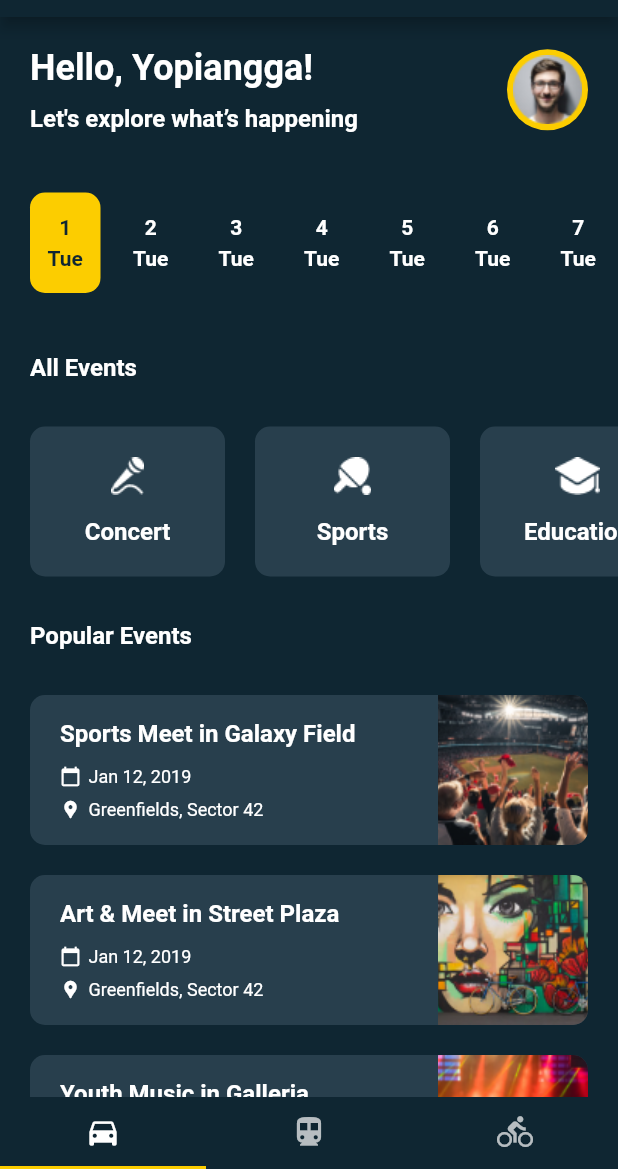
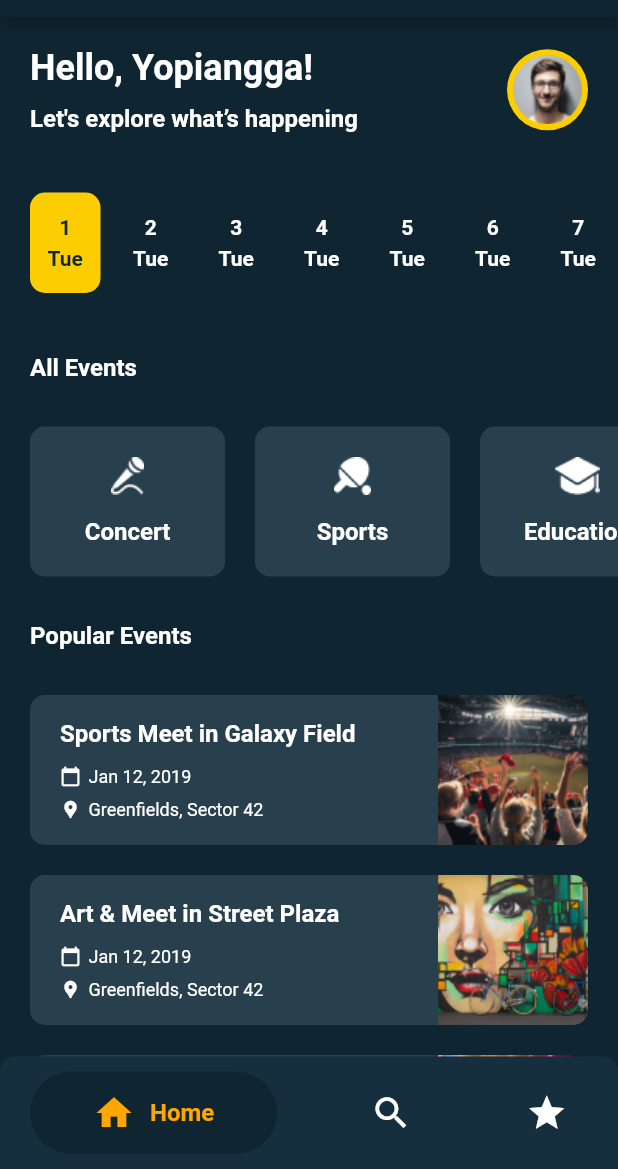
Before and after one commit to yopiangga/uvento-app, a Flutter app: the HomePage screen opened directly, on a phone screen of 412 x 824 dp, the part 67-1236 px from its top. Run offline on Flutter 3.47's test engine with Material 2 defaults, Android fonts, the phone set to English and light mode, and no system bars.

Commit message:
bottom tab bar

```diff
--- a/lib/HomePage.dart
+++ b/lib/HomePage.dart
@@ -7,8 +7,25 @@ class HomePage extends StatefulWidget {
   _HomePageState createState() => _HomePageState();
 }
 
-class _HomePageState extends State<HomePage> {
+class _HomePageState extends State<HomePage>
+    with SingleTickerProviderStateMixin {
   int DateActive = 0;
+  int menuActive = 0;
+
+  late TabController _tabController;
+
+  @override
+  void initState() {
+    // TODO: implement initState
+    super.initState();
+    _tabController = new TabController(length: 3, vsync: this);
+  }
+
+  @override
+  void dispose() {
+    // TODO: implement dispose
+    super.dispose();
+  }
 
   @override
   Widget build(BuildContext context) {
@@ -24,15 +41,32 @@ class _HomePageState extends State<HomePage> {
               Image.asset("assets/images/menu.png"),
             ],
           ),
-          bottomNavigationBar: TabBar(
-            indicatorColor: Color(0xffFCCD00),
-            tabs: [
-              Tab(icon: Icon(Icons.directions_car)),
-              Tab(icon: Icon(Icons.directions_transit)),
-              Tab(icon: Icon(Icons.directions_bike)),
-            ],
+          bottomNavigationBar: Container(
+            padding: EdgeInsets.fromLTRB(20, 10, 20, 10),
+            decoration: BoxDecoration(
+                borderRadius: BorderRadius.only(
+                    topLeft: Radius.circular(10),
+                    topRight: Radius.circular(10)),
+                color: Color(0xff152F3E),
+                boxShadow: [
+                  BoxShadow(
+                    color: Color(0xff1A2E35).withOpacity(0.05),
+                    spreadRadius: 3,
+                    blurRadius: 12,
+                    offset: Offset(3, 0), // changes position of shadow
+                  ),
+                ]),
+            child: Row(
+              mainAxisAlignment: MainAxisAlignment.spaceBetween,
+              children: [
+                BottomNavBar(Icons.home, "Home", 0),
+                BottomNavBar(Icons.search, "Search", 1),
+                BottomNavBar(Icons.star, "Star", 2),
+              ],
+            ),
           ),
           body: TabBarView(
+            controller: _tabController,
             children: [
               ListView(
                 children: [
@@ -181,11 +215,73 @@ class _HomePageState extends State<HomePage> {
                   )
                 ],
               ),
-              Text("Page 2"),
-              Text("Page 3"),
+              Center(
+                  child: Text(
+                "Page Search",
+                style: TextStyle(
+                    color: Colors.white,
+                    fontSize: 18,
+                    fontWeight: FontWeight.bold),
+              )),
+              Center(
+                  child: Text(
+                "Page Star",
+                style: TextStyle(
+                    color: Colors.white,
+                    fontSize: 18,
+                    fontWeight: FontWeight.bold),
+              )),
             ],
           ),
         ));
+  }
+
+  GestureDetector BottomNavBar(icon, title, index) {
+    return GestureDetector(
+      onTap: () {
+        setState(() {
+          menuActive = index;
+          _tabController.animateTo(index);
+        });
+      },
+      child: Container(
+          height: 55,
+          width: index == menuActive
+              ? MediaQuery.of(context).size.width * 4 / 10
+              : 55,
+          child: Container(
+            decoration: BoxDecoration(
+                color:
+                    Color(0xff0F2632).withOpacity(index == menuActive ? 1 : 0),
+                borderRadius: BorderRadius.circular(30)),
+            child: Container(
+              child: Row(
+                mainAxisAlignment: MainAxisAlignment.center,
+                crossAxisAlignment: CrossAxisAlignment.center,
+                children: [
+                  Icon(icon,
+                      size: 28,
+                      color: index == menuActive
+                          ? Color(0xffFFA700)
+                          : Colors.white),
+                  index == menuActive
+                      ? SizedBox(
+                          width: 10,
+                        )
+                      : SizedBox(width: 0),
+                  index == menuActive
+                      ? Text(title,
+                          style: TextStyle(
+                            fontSize: 16,
+                            color: Color(0xffFFA700),
+                            fontWeight: FontWeight.bold,
+                          ))
+                      : Text("")
+                ],
+              ),
+            ),
+          )),
+    );
   }
 
   Container CardPopularEvent(title, date, location, image) {
--- a/lib/StartPage.dart
+++ b/lib/StartPage.dart
@@ -1,5 +1,7 @@
 import 'package:flutter/material.dart';
 import 'dart:math' as math;
+
+import 'package:uvento_app/HomePage.dart';
 
 class StartPage extends StatelessWidget {
   const StartPage({Key? key}) : super(key: key);
@@ -165,7 +167,14 @@ class StartPage extends StatelessWidget {
                   SizedBox(
                     height: 20,
                   ),
-                  Row(
+                  GestureDetector(
+                    onTap: () {
+                      Navigator.of(context).pushReplacement(
+                          MaterialPageRoute(builder: (context) {
+                        return HomePage();
+                      }));
+                    },
+                    child: Row(
                       children: [
                         Text("Get Started",
                             style: TextStyle(
@@ -180,6 +189,7 @@ class StartPage extends StatelessWidget {
                           color: Colors.white,
                         )
                       ],
+                    ),
                   )
                 ],
               ),
--- a/lib/main.dart
+++ b/lib/main.dart
@@ -14,7 +14,7 @@ class MyApp extends StatelessWidget {
   Widget build(BuildContext context) {
     return MaterialApp(
       title: 'Uvento APP',
-      home: HomePage(),
+      home: StartPage(),
       debugShowCheckedModeBanner: false,
     );
   }
```
Lines whose indentation alone changed are shown as unchanged.
